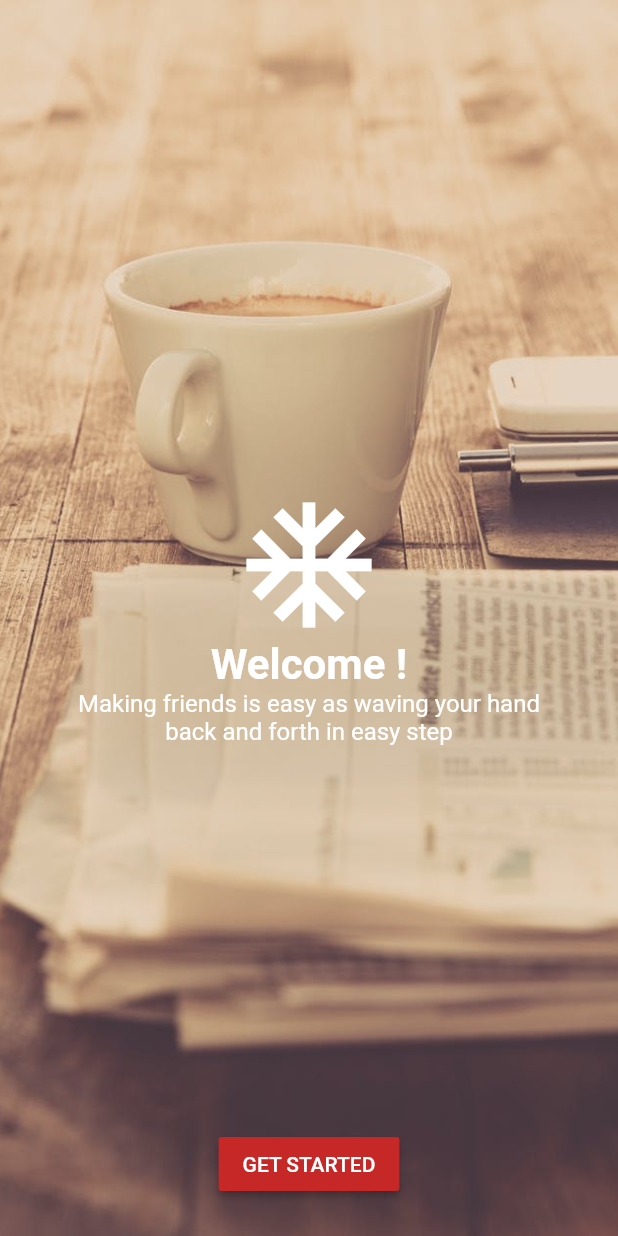
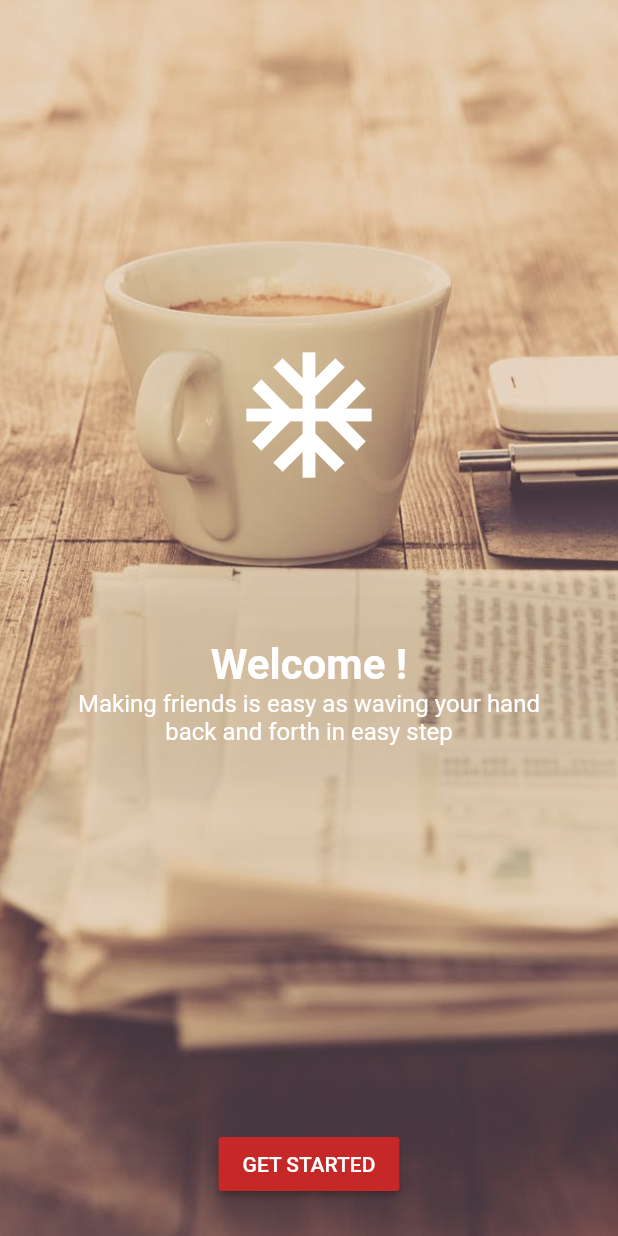
Before and after one commit to smailiAbdelkarim/newsApplication, a Flutter app: the screen it shows after launch, on a phone screen of 412 x 824 dp. Run offline on Flutter 3.47's test engine with Material 2 defaults, Android fonts, the phone set to English and light mode, and no system bars.

Commit message:
postitioning the welcome icon using transform.translate

```diff
--- a/lib/onboarding.dart
+++ b/lib/onboarding.dart
@@ -30,7 +30,13 @@ class _OnBoardingState extends State<OnBoarding> {
                              crossAxisAlignment: CrossAxisAlignment.center,  //
                              mainAxisAlignment: MainAxisAlignment.center, // relation with content
                              children: <Widget>[
-                             Icon(Icons.ac_unit,size: 100,color: Colors.white,),
+                             Transform.translate(
+                               child: Icon(Icons.ac_unit,
+                                 size: 100,
+                                 color: Colors.white,
+                               ),
+                               offset: Offset(0,-100),
+                             ),
                              Text("Welcome !",
 
                                  style:TextStyle(
```
